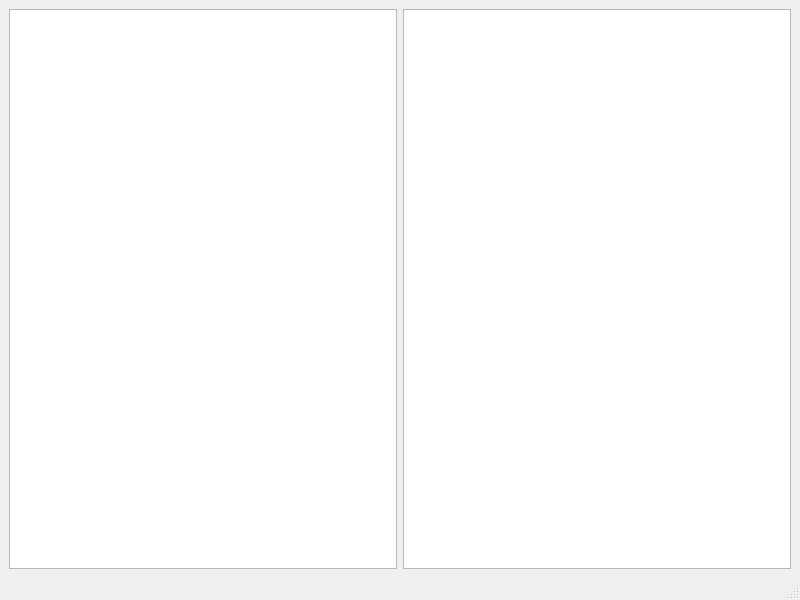
Above: mainwindow.ui from Crissium/filibre before the change. Below: the same form after it.
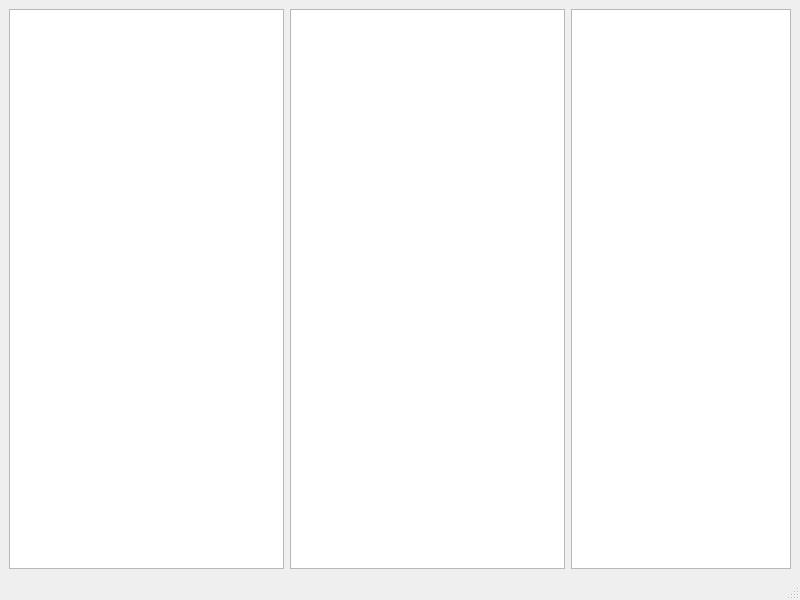
That is the form after the change. Icons and pictures are not drawn.

Commit message: added right info panel

Patch:
```diff
--- a/mainwindow.ui
+++ b/mainwindow.ui
@@ -31,6 +31,22 @@
     <item>
      <widget class="QGraphicsView" name="collectionView"/>
     </item>
+    <item>
+     <widget class="QPlainTextEdit" name="infoPanel">
+      <property name="maximumSize">
+       <size>
+        <width>220</width>
+        <height>16777215</height>
+       </size>
+      </property>
+      <property name="baseSize">
+       <size>
+        <width>220</width>
+        <height>0</height>
+       </size>
+      </property>
+     </widget>
+    </item>
    </layout>
   </widget>
   <widget class="QMenuBar" name="menubar">
```
The commit also changes 2 other files.
